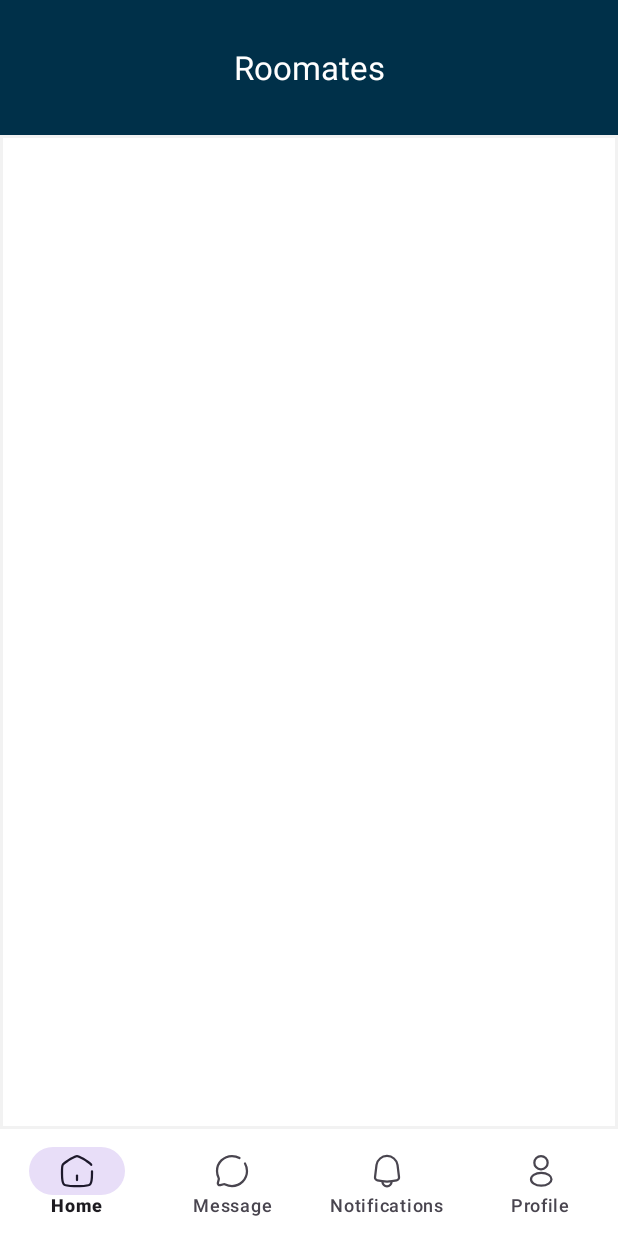
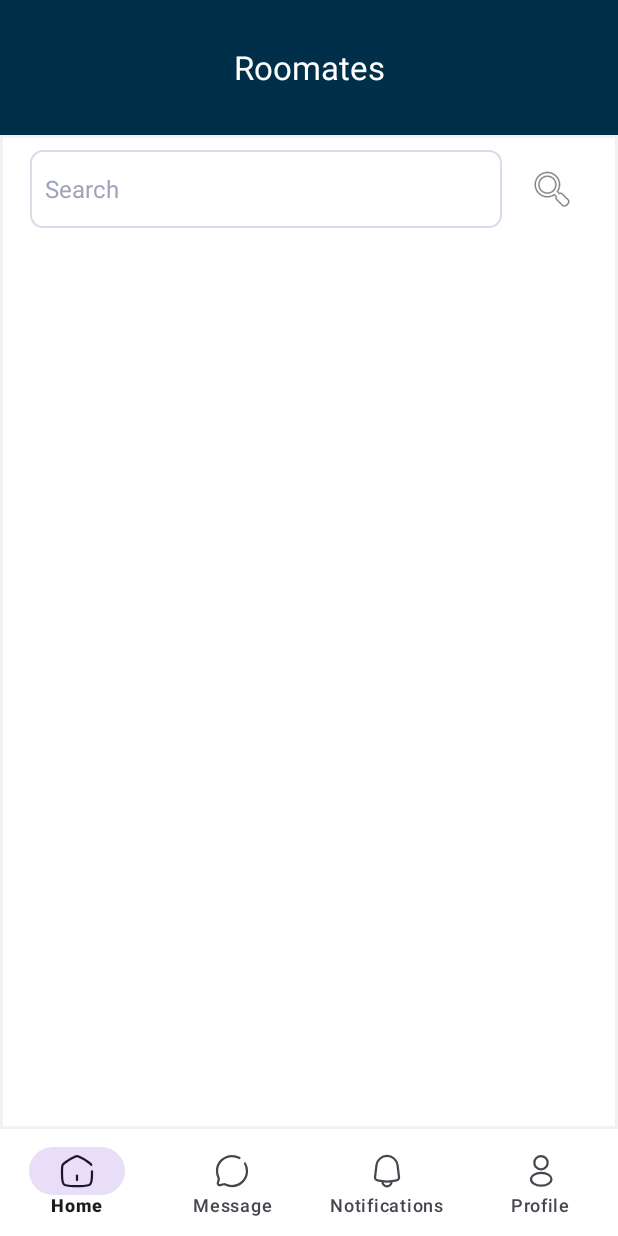
Before and after one commit to iamashish1/findRoomies, an Android app: the screen it shows after launch once a user with an empty profile is signed in (HomeActivity), on a phone screen of 412 x 824 dp. Run offline under Robolectric (Android 15) with nearby library versions, the phone set to English and light mode, and no system bars; our stand-ins replace Dagger/Hilt's generated code, Firebase (no records; nobody signed in at launch, a user with empty details on screens opened directly).

Commit message:
added searchfield in homepage

```diff
--- a/app/src/main/res/layout/fragment_home.xml
+++ b/app/src/main/res/layout/fragment_home.xml
@@ -11,11 +11,27 @@
         android:id="@+id/recycler_view_id"
         android:layout_width="match_parent"
         android:layout_height="0dp"
+        android:layout_marginTop="8dp"
         app:layout_constraintBottom_toBottomOf="parent"
         app:layout_constraintEnd_toEndOf="parent"
         app:layout_constraintStart_toStartOf="parent"
+        app:layout_constraintTop_toBottomOf="@+id/editTextText1" />
+
+    <EditText
+        android:id="@+id/editTextText1"
+        android:layout_width="0dp"
+        android:layout_height="52dp"
+        android:layout_marginStart="20dp"
+        android:layout_marginTop="10dp"
+        android:layout_marginEnd="13dp"
+        android:background="@drawable/bordered_edit_text"
+        android:ems="10"
+        android:hint="Search"
+        android:inputType="text"
+        android:textColorHint="#A0A3BD"
+        app:layout_constraintEnd_toStartOf="@+id/imageButton2"
+        app:layout_constraintStart_toStartOf="parent"
         app:layout_constraintTop_toTopOf="parent" />
-
     <ProgressBar
         android:id="@+id/loading_indicator"
         android:layout_width="wrap_content"
@@ -27,4 +43,15 @@
         app:layout_constraintStart_toStartOf="@+id/recycler_view_id"
         app:layout_constraintTop_toTopOf="@+id/recycler_view_id" />
 
+    <ImageButton
+        android:id="@+id/imageButton2"
+        android:layout_width="40dp"
+        android:layout_height="40dp"
+        android:layout_marginEnd="24dp"
+        android:background="#00FFFFFF"
+        android:src="@android:drawable/ic_menu_search"
+        app:layout_constraintBottom_toBottomOf="@+id/editTextText1"
+        app:layout_constraintEnd_toEndOf="parent"
+        app:layout_constraintTop_toTopOf="@+id/editTextText1" />
+
 </androidx.constraintlayout.widget.ConstraintLayout>
```
